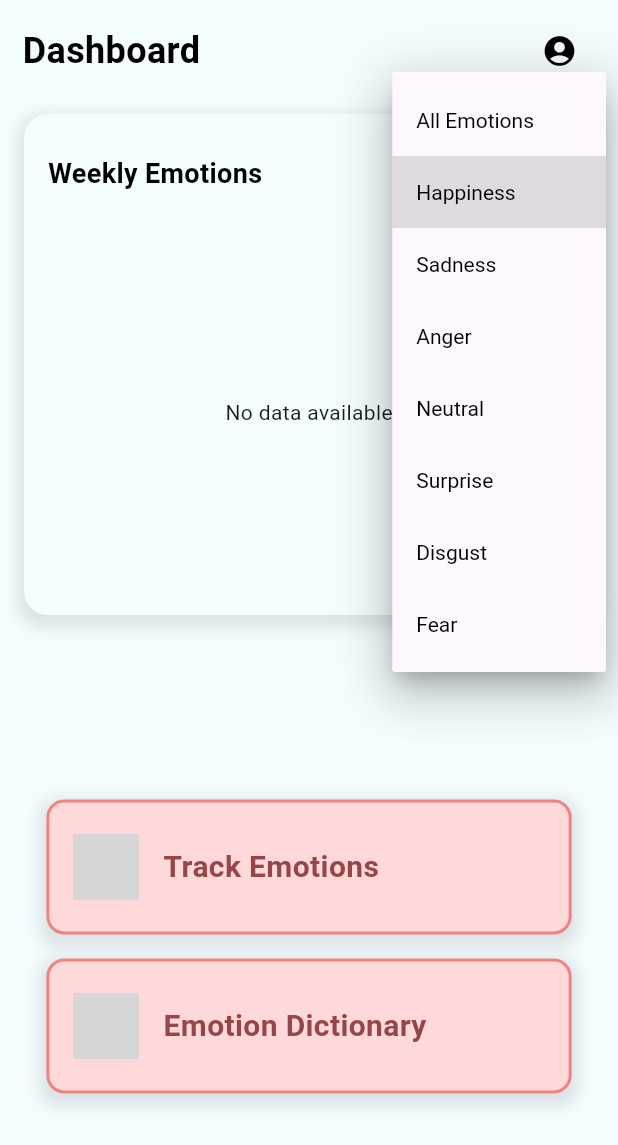
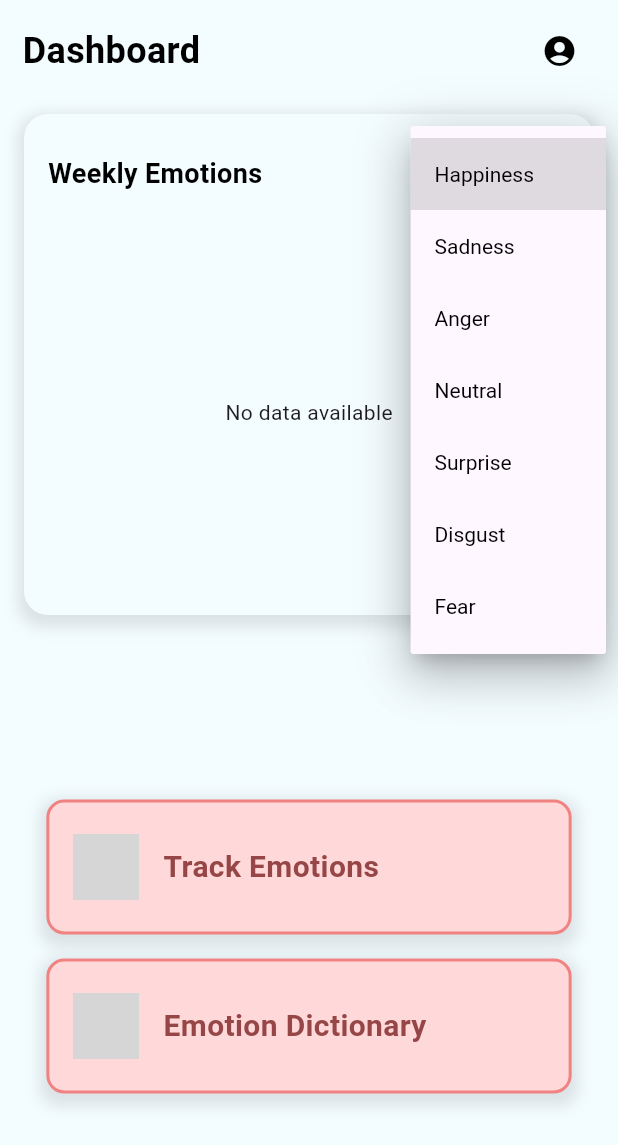
Before and after one commit to Kristoferseyan/fix-emotion, a Flutter app: the DashboardLayout screen opened directly with empty values, after a tap on "Happiness", on a phone screen of 412 x 824 dp. Shown: the top 1145 px of the screen. Run offline on Flutter 3.47's test engine with Material 3 defaults, Android fonts, the phone set to English and light mode, and no system bars; our stand-ins replace camera, fl_chart, flutter_dotenv, flutter_signin_button, google_nav_bar, google_sign_in and 2 more; missing offline and left inert: bcrypt, tflite_v2; accounts and stored records are empty; grey boxes are pictures that could not be loaded.

Commit message:
fixed weekly emotions chart on dashboard

```diff
--- a/lib/graph/emotion-chart/emotion_dropdown.dart
+++ b/lib/graph/emotion-chart/emotion_dropdown.dart
@@ -16,11 +16,8 @@ class EmotionDropdown extends StatelessWidget {
   Widget build(BuildContext context) {
     final isDarkMode = Theme.of(context).brightness == Brightness.dark;
 
-    // Check if all emotions are selected
-    final bool isAllSelected = selectedEmotions.length == emotions.length;
-
     return DropdownButton<String>(
-      value: isAllSelected ? 'All Emotions' : selectedEmotions.isNotEmpty ? selectedEmotions.first : null,
+      value: selectedEmotions.isNotEmpty ? selectedEmotions.first : null,
       icon: Icon(Icons.arrow_drop_down, color: isDarkMode ? Colors.white : Colors.black),
       iconSize: 24,
       elevation: 16,
@@ -31,27 +28,15 @@ class EmotionDropdown extends StatelessWidget {
       ),
       onChanged: (String? newValue) {
         if (newValue != null) {
-          if (newValue == 'All Emotions') {
-            // Select all emotions when "All Emotions" is selected
-            onEmotionChanged(emotions);
-          } else {
-            // Select only the chosen emotion
-            onEmotionChanged([newValue]);
-          }
+          onEmotionChanged([newValue]); // Select only the chosen emotion
         }
       },
-      items: [
-        const DropdownMenuItem<String>(
-          value: 'All Emotions',
-          child: Text('All Emotions'),
-        ),
-        ...emotions.map<DropdownMenuItem<String>>((String value) {
-          return DropdownMenuItem<String>(
-            value: value,
-            child: Text(value),
-          );
-        }).toList(),
-      ],
+      items: emotions.map<DropdownMenuItem<String>>((String value) {
+        return DropdownMenuItem<String>(
+          value: value,
+          child: Text(value),
+        );
+      }).toList(),
     );
   }
 }
```
